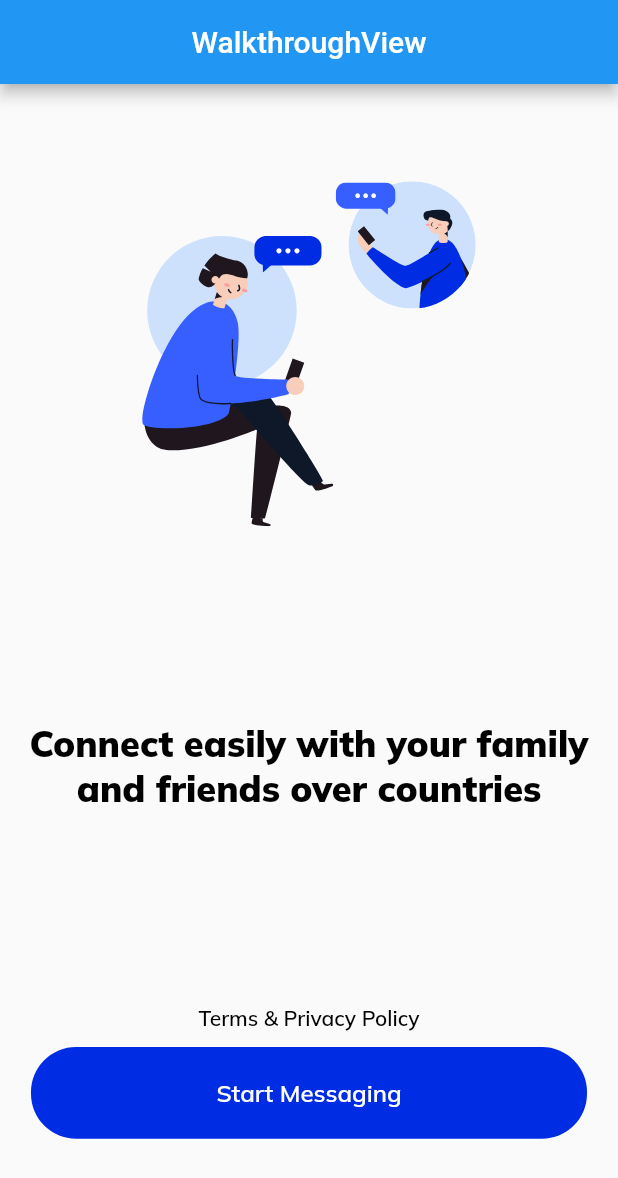
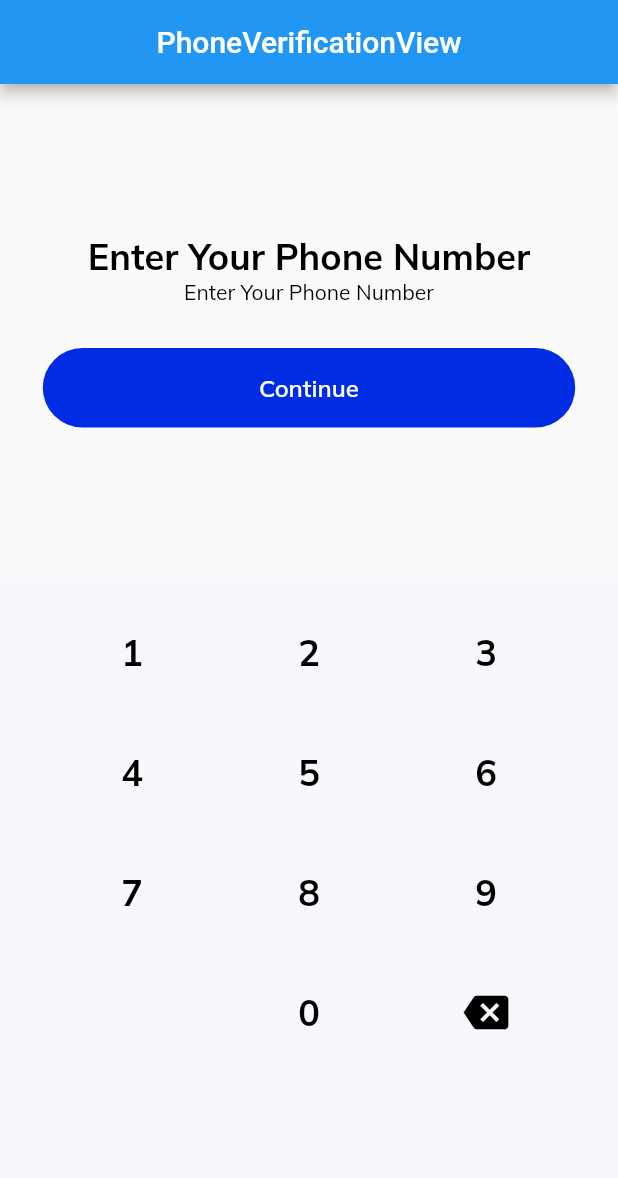
Before and after one commit to JanibekJali/chat---real_project, a Flutter app: the screen it shows after launch, on a phone screen of 412 x 824 dp. Shown: the top 1178 px of the screen. Run offline on Flutter 3.47's test engine with Material 2 defaults, Android fonts, the phone set to English and light mode, and no system bars; our stand-ins replace flutter_svg, get, google_fonts.

Commit message:
Finish to screens

```diff
--- a/lib/app/app_constants/text_styles/app_text_styles.dart
+++ b/lib/app/app_constants/text_styles/app_text_styles.dart
@@ -6,6 +6,11 @@ class AppTextStyles {
   static TextStyle mulishBlack24w900 = GoogleFonts.mulish(
     fontSize: 24,
     fontWeight: FontWeight.w900,
+    color: AppColors.black,
+  );
+  static TextStyle mulishBlack24w700 = GoogleFonts.mulish(
+    fontSize: 24,
+    fontWeight: FontWeight.w700,
     color: AppColors.black,
   );
   static TextStyle mulishWhite16w600 = GoogleFonts.mulish(
@@ -18,4 +23,10 @@ class AppTextStyles {
     fontWeight: FontWeight.w600,
     color: AppColors.black,
   );
+
+  static TextStyle mulishBlack14w400 = GoogleFonts.mulish(
+    fontSize: 14,
+    fontWeight: FontWeight.w400,
+    color: AppColors.black,
+  );
 }
--- a/lib/app/app_widgets/buttons/custom_button_widget.dart
+++ b/lib/app/app_widgets/buttons/custom_button_widget.dart
@@ -6,16 +6,20 @@ class CustomButtonWidget extends StatelessWidget {
   final TextStyle? buttonTextStyle;
   final double? buttonVer;
   final double? buttonHor;
+  final void Function()? onTap;
   const CustomButtonWidget({
     required this.buttonText,
     required this.buttonTextStyle,
+    required this.onTap,
     this.buttonVer = 12,
     this.buttonHor = 58,
     Key? key,
   }) : super(key: key);
   @override
   Widget build(BuildContext context) {
-    return Container(
+    return InkWell(
+      onTap: onTap,
+      child: Container(
         decoration: BoxDecoration(
           color: AppColors.mainColor,
           borderRadius: BorderRadius.circular(30),
@@ -30,6 +34,7 @@ class CustomButtonWidget extends StatelessWidget {
             style: buttonTextStyle!,
           ),
         ),
+      ),
     );
   }
 }
--- /dev/null
+++ b/lib/app/app_widgets/keyboard/key_board.dart
@@ -0,0 +1,116 @@
+import 'package:flutter/material.dart';
+import 'package:real_project/app/app_constants/text_styles/app_text_styles.dart';
+
+class KeyPad extends StatelessWidget {
+  double buttonSize = 60.0;
+  final TextEditingController? pinController;
+  final Function? onChange;
+  final Function? onSubmit;
+  final bool? isPinLogin;
+
+  KeyPad(
+      {this.onChange,
+      this.onSubmit,
+      this.pinController,
+      this.isPinLogin = false});
+
+  @override
+  Widget build(BuildContext context) {
+    return Container(
+      decoration: const BoxDecoration(
+        color: Color(0xffF7F7FC),
+      ),
+      // margin: const EdgeInsets.only(left: 30, right: 30),
+      child: Column(
+        children: [
+          const SizedBox(height: 20),
+          Row(
+            mainAxisAlignment: MainAxisAlignment.spaceEvenly,
+            children: [
+              buttonWidget('1'),
+              buttonWidget('2'),
+              buttonWidget('3'),
+            ],
+          ),
+          const SizedBox(height: 20),
+          Row(
+            mainAxisAlignment: MainAxisAlignment.spaceEvenly,
+            children: [
+              buttonWidget('4'),
+              buttonWidget('5'),
+              buttonWidget('6'),
+            ],
+          ),
+          const SizedBox(height: 20),
+          Row(
+            mainAxisAlignment: MainAxisAlignment.spaceEvenly,
+            children: [
+              buttonWidget('7'),
+              buttonWidget('8'),
+              buttonWidget('9'),
+            ],
+          ),
+          const SizedBox(height: 20),
+          Row(
+            mainAxisAlignment: MainAxisAlignment.spaceEvenly,
+            children: [
+              Container(
+                width: buttonSize,
+              ),
+              buttonWidget('0'),
+              iconButtonWidget(Icons.backspace, () {
+                if (pinController!.text.isNotEmpty) {
+                  pinController!.text = pinController!.text
+                      .substring(0, pinController!.text.length - 1);
+                }
+                if (pinController!.text.length > 5) {
+                  pinController!.text = pinController!.text.substring(0, 3);
+                }
+                onChange!(pinController!.text);
+              }),
+            ],
+          ),
+        ],
+      ),
+    );
+  }
+
+  buttonWidget(String buttonText) {
+    return SizedBox(
+      height: buttonSize,
+      width: buttonSize,
+      child: GestureDetector(
+        onTap: () {
+          if (pinController!.text.length <= 3) {
+            pinController!.text = pinController!.text + buttonText;
+            onChange!(pinController!.text);
+          }
+        },
+        child: Center(
+          child: Text(buttonText, style: AppTextStyles.mulishBlack24w700),
+        ),
+      ),
+    );
+  }
+
+  iconButtonWidget(IconData icon, void Function()? function) {
+    return InkWell(
+      onTap: function,
+      child: Container(
+        height: buttonSize,
+        width: buttonSize,
+        decoration: const BoxDecoration(
+          // color: Colors.transparent,
+          shape: BoxShape.circle,
+        ),
+        child: Center(
+          child: Icon(
+            icon,
+            size: 30,
+            color: Colors.black,
+          ),
+        ),
+      ),
+    );
+  }
+}
--- /dev/null
+++ b/lib/app/modules/phone_verification/bindings/phone_verification_binding.dart
@@ -0,0 +1,12 @@
+import 'package:get/get.dart';
+
+import '../controllers/phone_verification_controller.dart';
+
+class PhoneVerificationBinding extends Bindings {
+  @override
+  void dependencies() {
+    Get.lazyPut<PhoneVerificationController>(
+      () => PhoneVerificationController(),
+    );
+  }
+}
--- /dev/null
+++ b/lib/app/modules/phone_verification/controllers/phone_verification_controller.dart
@@ -0,0 +1,23 @@
+import 'package:get/get.dart';
+
+class PhoneVerificationController extends GetxController {
+  //TODO: Implement PhoneVerificationController
+
+  final count = 0.obs;
+  @override
+  void onInit() {
+    super.onInit();
+  }
+
+  @override
+  void onReady() {
+    super.onReady();
+  }
+
+  @override
+  void onClose() {
+    super.onClose();
+  }
+
+  void increment() => count.value++;
+}
--- /dev/null
+++ b/lib/app/modules/phone_verification/views/phone_verification_view.dart
@@ -0,0 +1,58 @@
+import 'package:flutter/material.dart';
+import 'package:get/get.dart';
+import 'package:real_project/app/app_constants/text_styles/app_text_styles.dart';
+import 'package:real_project/app/app_widgets/buttons/custom_button_widget.dart';
+import 'package:real_project/app/app_widgets/keyboard/key_board.dart';
+
+import '../controllers/phone_verification_controller.dart';
+
+class PhoneVerificationView extends GetView<PhoneVerificationController> {
+  const PhoneVerificationView({Key? key}) : super(key: key);
+  @override
+  Widget build(BuildContext context) {
+    return Scaffold(
+      appBar: AppBar(
+        title: const Text('PhoneVerificationView'),
+        centerTitle: true,
+      ),
+      body: Column(
+        children: [
+          Padding(
+            padding: const EdgeInsets.symmetric(
+              vertical: 100,
+            ),
+            child: Column(
+              mainAxisAlignment: MainAxisAlignment.center,
+              children: [
+                Center(
+                  child: Text(
+                    'Enter Your Phone Number',
+                    style: AppTextStyles.mulishBlack24w700,
+                  ),
+                ),
+                Text(
+                  'Enter Your Phone Number',
+                  style: AppTextStyles.mulishBlack14w400,
+                ),
+                Padding(
+                  padding: const EdgeInsets.only(top: 28.0),
+                  child: CustomButtonWidget(
+                    buttonText: 'Continue',
+                    buttonTextStyle: AppTextStyles.mulishWhite16w600,
+                    onTap: () {},
+                    buttonVer: Get.size.height * 0.020,
+                    buttonHor: Get.size.width * 0.35,
+                  ),
+                ),
+              ],
+            ),
+          ),
+          Expanded(child: KeyPad())
+        ],
+      ),
+    );
+  }
+}
+
+// Flutter textField hide keyboard
+// read only
--- a/lib/app/modules/walkthrough/views/walkthrough_view.dart
+++ b/lib/app/modules/walkthrough/views/walkthrough_view.dart
@@ -3,6 +3,7 @@ import 'package:get/get.dart';
 import 'package:real_project/app/app_constants/assets/app_assets.dart';
 import 'package:real_project/app/app_constants/text_styles/app_text_styles.dart';
 import 'package:real_project/app/app_widgets/buttons/custom_button_widget.dart';
+import 'package:real_project/app/routes/app_pages.dart';
 
 import '../controllers/walkthrough_controller.dart';
 
@@ -40,8 +41,9 @@ class WalkthroughView extends GetView<WalkthroughController> {
                 CustomButtonWidget(
                   buttonText: 'Start Messaging',
                   buttonTextStyle: AppTextStyles.mulishWhite16w600,
-                  buttonVer: Get.size.height * 0.025,
-                  buttonHor: Get.size.width * 0.3,
+                  buttonVer: Get.size.height * 0.020,
+                  buttonHor: Get.size.width * 0.35,
+                  onTap: () => Get.toNamed(Routes.PHONE_VERIFICATION),
                 ),
               ],
             ),
--- a/lib/app/routes/app_pages.dart
+++ b/lib/app/routes/app_pages.dart
@@ -2,6 +2,8 @@ import 'package:get/get.dart';
 
 import '../modules/home/bindings/home_binding.dart';
 import '../modules/home/views/home_view.dart';
+import '../modules/phone_verification/bindings/phone_verification_binding.dart';
+import '../modules/phone_verification/views/phone_verification_view.dart';
 import '../modules/walkthrough/bindings/walkthrough_binding.dart';
 import '../modules/walkthrough/views/walkthrough_view.dart';
 
@@ -10,7 +12,7 @@ part 'app_routes.dart';
 class AppPages {
   AppPages._();
 
-  static const INITIAL = Routes.WALKTHROUGH;
+  static const INITIAL = Routes.PHONE_VERIFICATION;
 
   static final routes = [
     GetPage(
@@ -23,5 +25,10 @@ class AppPages {
       page: () => const WalkthroughView(),
       binding: WalkthroughBinding(),
     ),
+    GetPage(
+      name: _Paths.PHONE_VERIFICATION,
+      page: () => const PhoneVerificationView(),
+      binding: PhoneVerificationBinding(),
+    ),
   ];
 }
--- a/lib/app/routes/app_routes.dart
+++ b/lib/app/routes/app_routes.dart
@@ -5,10 +5,12 @@ abstract class Routes {
   Routes._();
   static const HOME = _Paths.HOME;
   static const WALKTHROUGH = _Paths.WALKTHROUGH;
+  static const PHONE_VERIFICATION = _Paths.PHONE_VERIFICATION;
 }
 
 abstract class _Paths {
   _Paths._();
   static const HOME = '/home';
   static const WALKTHROUGH = '/walkthrough';
+  static const PHONE_VERIFICATION = '/phone-verification';
 }
```
Also changed, not shown: 4 other files. Lines whose indentation alone changed are shown as unchanged.
